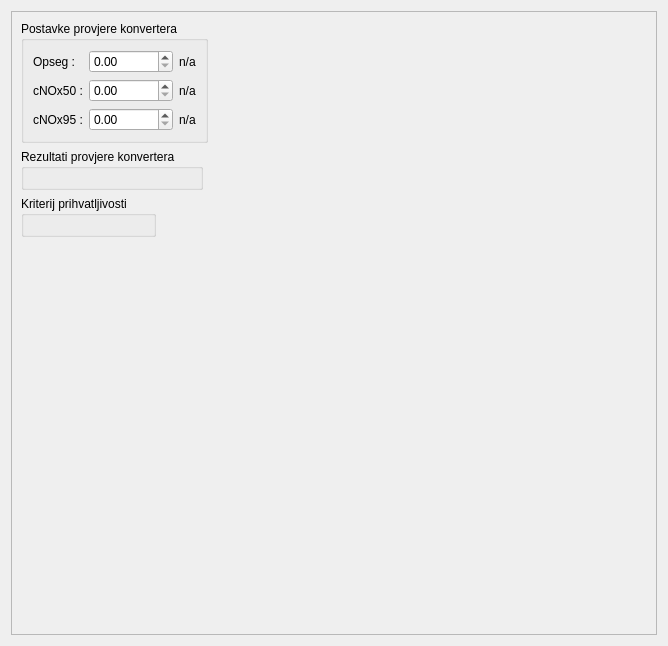
Above: app/view/uiFiles/tab_konverter.ui from vmilic/umjeravanje before the change. Below: the same form after it.
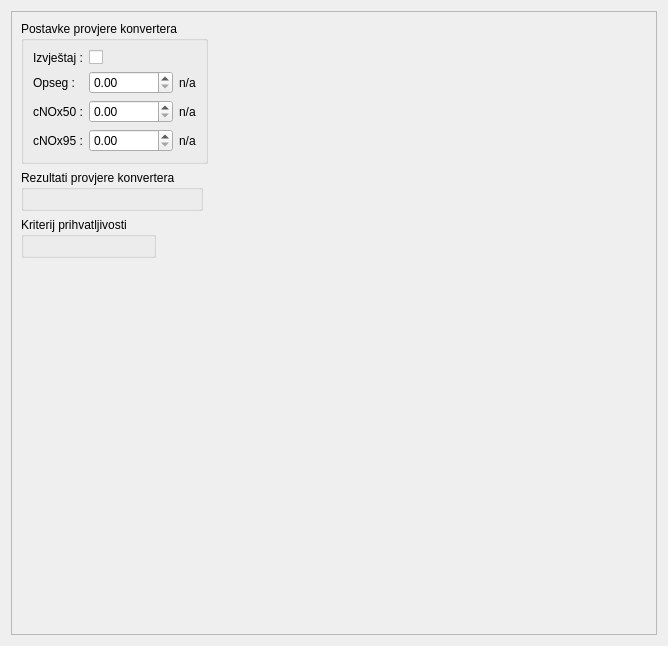
That is the form after the change.

What changed in the file:
```diff
--- a/app/view/uiFiles/tab_konverter.ui
+++ b/app/view/uiFiles/tab_konverter.ui
@@ -42,69 +42,83 @@
               <string>Postavke provjere konvertera</string>
              </property>
              <layout class="QGridLayout" name="gridLayout">
-              <item row="0" column="0">
+              <item row="1" column="0">
                <widget class="QLabel" name="label_12">
                 <property name="text">
                  <string>Opseg :</string>
                 </property>
                </widget>
               </item>
-              <item row="1" column="1">
+              <item row="2" column="1">
                <widget class="QDoubleSpinBox" name="cnox50SpinBox">
                 <property name="maximum">
                  <double>1000000.000000000000000</double>
                 </property>
                </widget>
               </item>
-              <item row="1" column="0">
+              <item row="2" column="0">
                <widget class="QLabel" name="label_13">
                 <property name="text">
                  <string>cNOx50 :</string>
                 </property>
                </widget>
               </item>
-              <item row="1" column="2">
+              <item row="2" column="2">
                <widget class="QLabel" name="labelKonverter50">
                 <property name="text">
                  <string>n/a</string>
                 </property>
                </widget>
               </item>
-              <item row="0" column="1">
+              <item row="1" column="1">
                <widget class="QDoubleSpinBox" name="konverterOpseg">
                 <property name="maximum">
                  <double>1000000.000000000000000</double>
                 </property>
                </widget>
               </item>
-              <item row="0" column="2">
+              <item row="1" column="2">
                <widget class="QLabel" name="labelKonverterOpseg">
                 <property name="text">
                  <string>n/a</string>
                 </property>
                </widget>
               </item>
-              <item row="2" column="0">
+              <item row="3" column="0">
                <widget class="QLabel" name="label_14">
                 <property name="text">
                  <string>cNOx95 :</string>
                 </property>
                </widget>
               </item>
-              <item row="2" column="1">
+              <item row="3" column="1">
                <widget class="QDoubleSpinBox" name="cnox95SpinBox">
                 <property name="maximum">
                  <double>1000000.000000000000000</double>
                 </property>
                </widget>
               </item>
-              <item row="2" column="2">
+              <item row="3" column="2">
                <widget class="QLabel" name="labelKonverter95">
                 <property name="text">
                  <string>n/a</string>
                 </property>
                </widget>
               </item>
+              <item row="0" column="0">
+               <widget class="QLabel" name="label">
+                <property name="text">
+                 <string>Izvještaj :</string>
+                </property>
+               </widget>
+              </item>
+              <item row="0" column="1">
+               <widget class="QCheckBox" name="checkBoxReport">
+                <property name="text">
+                 <string/>
+                </property>
+               </widget>
+              </item>
              </layout>
             </widget>
            </item>
```
